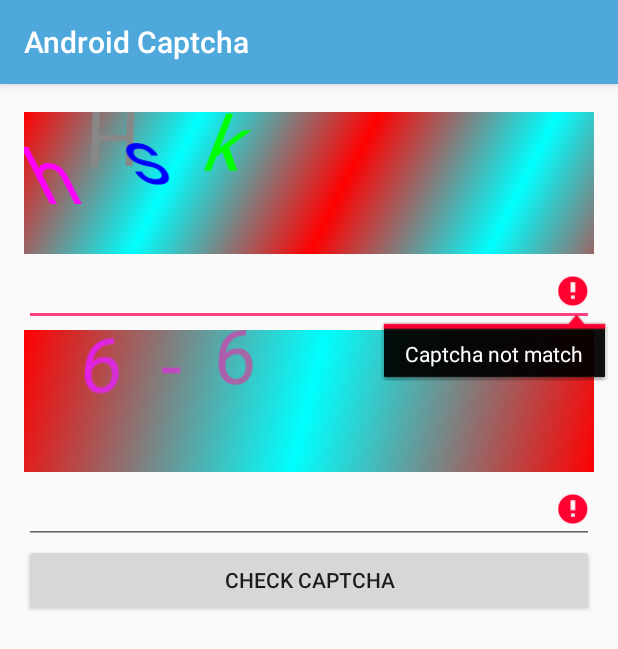
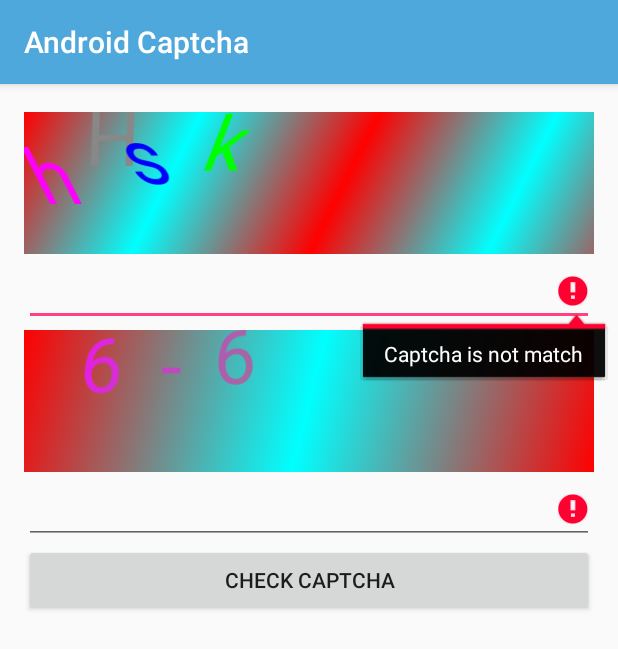
Before and after one commit to DevExchanges/AndroidCaptchaSample, an Android app: the screen it shows after launch (MainActivity), after a tap on "CHECK CAPTCHA", on a phone screen of 412 x 824 dp. Shown: the top 649 px of the screen. Run offline under Robolectric (Android 15) with nearby library versions, the phone set to English and light mode, and no system bars.

Commit message:
delete some unnecessary code

```diff
--- a/app/src/main/java/info/devexchanges/androidcaptcha/MainActivity.java
+++ b/app/src/main/java/info/devexchanges/androidcaptcha/MainActivity.java
@@ -3,7 +3,6 @@ package info.devexchanges.androidcaptcha;
 import android.os.Bundle;
 import android.support.v7.app.AppCompatActivity;
 import android.support.v7.widget.AppCompatEditText;
-import android.util.Log;
 import android.view.View;
 import android.widget.ImageView;
 import android.widget.Toast;
@@ -34,13 +33,9 @@ public class MainActivity extends AppCompatActivity {
                 edtTextCaptcha.setError(null);
                 int numberOfCaptchaFalse = 0;
 
-                String textCaptchaAnswer = textCaptcha.answer;
-                String mathCaptchaAnser = mathCaptcha.answer;
-                Log.d("Main", textCaptcha.answer + "  " + mathCaptcha.answer);
-
                 //checking text captcha
                 if (!textCaptcha.checkAnswer(edtTextCaptcha.getText().toString().trim())) {
-                    edtTextCaptcha.setError("Captcha not match");
+                    edtTextCaptcha.setError("Captcha is not match");
                     numberOfCaptchaFalse++;
                 }
 
--- a/app/src/main/java/info/devexchanges/androidcaptcha/TextCaptcha.java
+++ b/app/src/main/java/info/devexchanges/androidcaptcha/TextCaptcha.java
@@ -33,7 +33,7 @@ public class TextCaptcha extends Captcha {
         setHeight(height);
         setWidth(width);
         this.options = opt;
-        usedColors = new ArrayList<Integer>();
+        usedColors = new ArrayList<>();
         this.wordLength = wordLength;
         this.image = image();
     }
```
